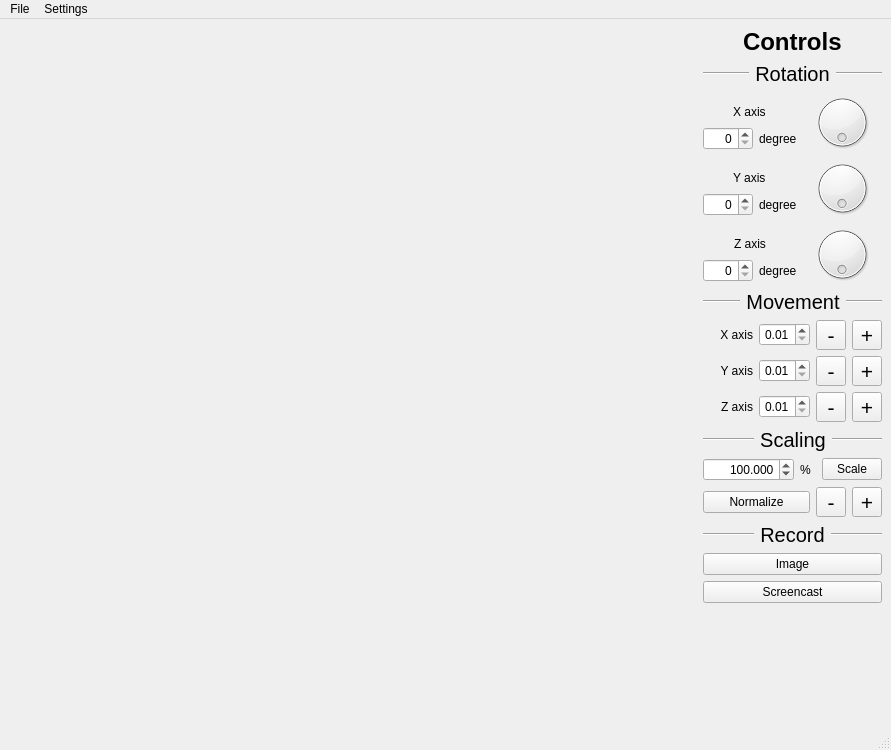
Qt form src/view/mainwindow.ui (SergSinitsyn/3DViewer) before a commit.
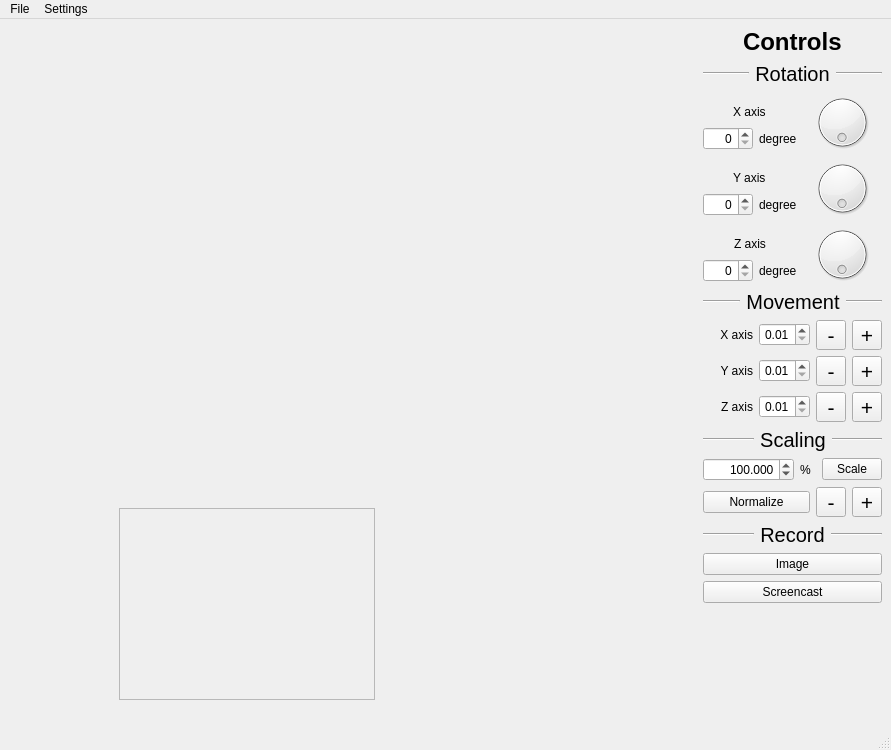
The same form after that commit. Custom widgets are drawn as their Qt base class.

Commit message: cmakelist if unix

```diff
--- a/src/view/mainwindow.ui
+++ b/src/view/mainwindow.ui
@@ -92,6 +92,19 @@
         <string/>
        </property>
       </widget>
+      <widget class="QTableWidget" name="tableWidget">
+       <property name="enabled">
+        <bool>false</bool>
+       </property>
+       <property name="geometry">
+        <rect>
+         <x>110</x>
+         <y>480</y>
+         <width>256</width>
+         <height>192</height>
+        </rect>
+       </property>
+      </widget>
      </widget>
     </item>
     <item>
```
Left out of the diff: 4 changed lines with no effect on the pictures. The commit also changes 2 other files.
